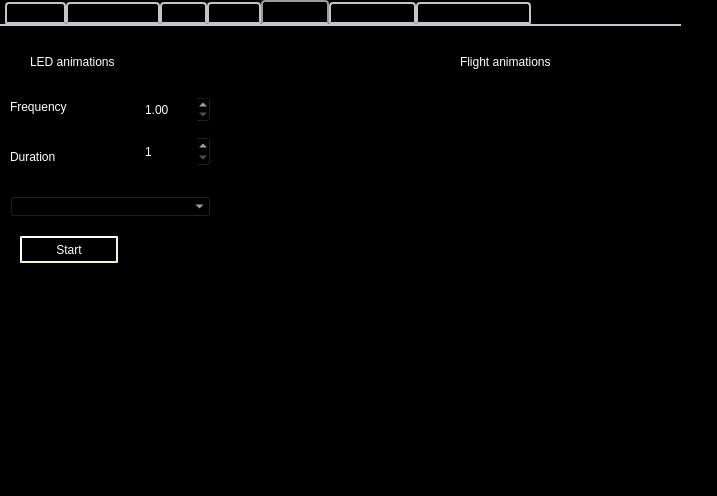
JonNatanael/ardrone_gui, file src/my_namespace/my_plugin.ui: the form before one commit.
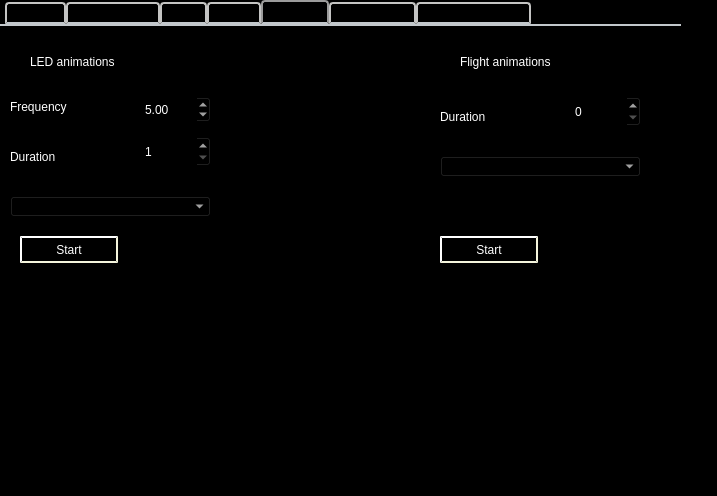
The form after the commit. The open tabs and pages were chosen to show the change. Icons and pictures are not drawn.

```diff
--- a/src/my_namespace/my_plugin.ui
+++ b/src/my_namespace/my_plugin.ui
@@ -2110,6 +2110,9 @@
      <property name="singleStep">
       <double>0.500000000000000</double>
      </property>
+     <property name="value">
+      <double>5.000000000000000</double>
+     </property>
     </widget>
     <widget class="QLabel" name="label_51">
      <property name="geometry">
@@ -2178,7 +2181,7 @@
       <rect>
        <x>40</x>
        <y>260</y>
-       <width>321</width>
+       <width>691</width>
        <height>21</height>
       </rect>
      </property>
@@ -2186,6 +2189,58 @@
       <string/>
      </property>
     </widget>
+    <widget class="QComboBox" name="flight_choice">
+     <property name="geometry">
+      <rect>
+       <x>440</x>
+       <y>130</y>
+       <width>201</width>
+       <height>21</height>
+      </rect>
+     </property>
+    </widget>
+    <widget class="QLabel" name="label_54">
+     <property name="geometry">
+      <rect>
+       <x>440</x>
+       <y>80</y>
+       <width>111</width>
+       <height>21</height>
+      </rect>
+     </property>
+     <property name="text">
+      <string>Duration</string>
+     </property>
+    </widget>
+    <widget class="QSpinBox" name="flight_anim_dur">
+     <property name="geometry">
+      <rect>
+       <x>570</x>
+       <y>70</y>
+       <width>71</width>
+       <height>31</height>
+      </rect>
+     </property>
+     <property name="minimum">
+      <number>0</number>
+     </property>
+     <property name="value">
+      <number>0</number>
+     </property>
+    </widget>
+    <widget class="QPushButton" name="flight_start">
+     <property name="geometry">
+      <rect>
+       <x>440</x>
+       <y>210</y>
+       <width>98</width>
+       <height>27</height>
+      </rect>
+     </property>
+     <property name="text">
+      <string>Start</string>
+     </property>
+    </widget>
    </widget>
    <widget class="QWidget" name="tab">
     <attribute name="title">
```
Left out of the diff: 18 changed lines with no effect on the pictures.
